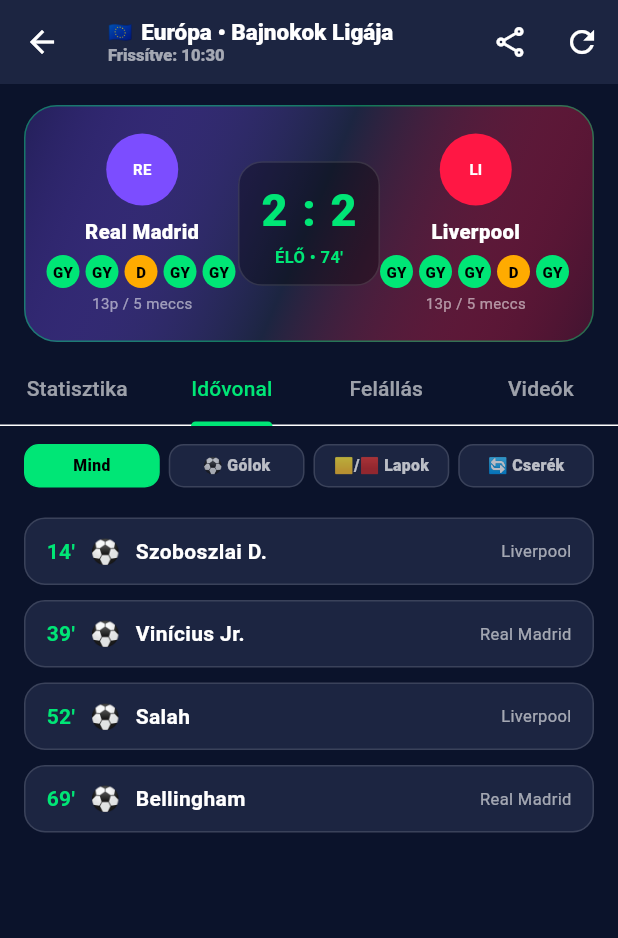
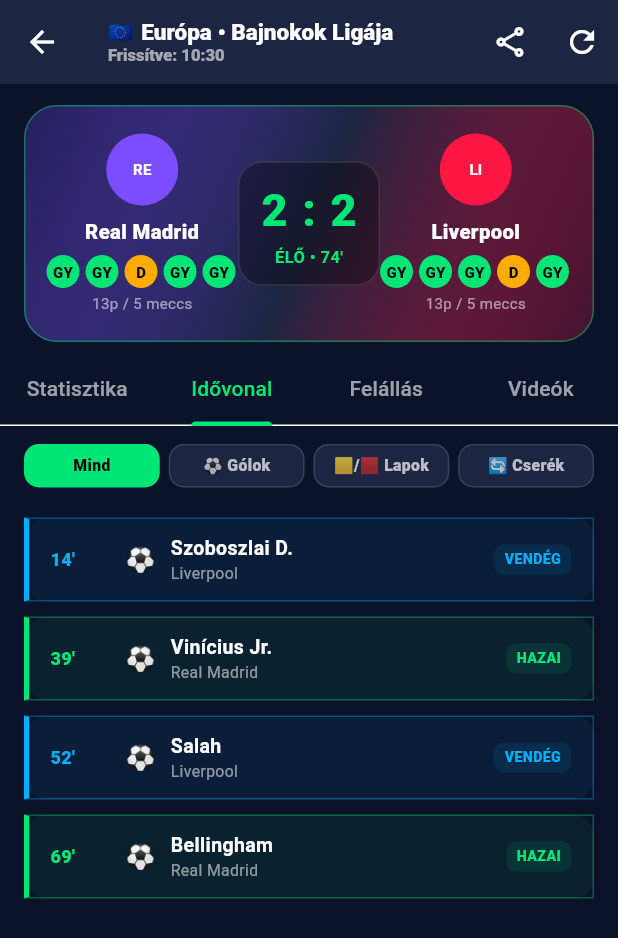
Before and after one commit to apagyizsolt6-ship-it/zsoltscores, a Flutter app: the MatchStatsScreen screen opened directly with sample values from the repository, tab 2 chosen, on a phone screen of 412 x 824 dp. Shown: the top 938 px of the screen. Run offline on Flutter 3.47's test engine with Material 3 defaults, Android fonts, the phone set to English and light mode, and no system bars; our stand-ins replace shared_preferences; accounts and stored records are empty.

Commit message:
Improve event display in match stats screen
Updated the match stats screen to enhance event display with improved styling and layout.

```diff
--- a/lib/screens/match_stats_screen.dart
+++ b/lib/screens/match_stats_screen.dart
@@ -427,22 +427,56 @@ class _MatchStatsScreenState extends State<MatchStatsScreen> {
                                   final icon = ev.type == 'goal'
                                       ? '⚽'
                                       : (ev.type == 'red' ? '🟥' : (ev.type == 'sub' ? '🔄' : '🟨'));
+                                  final sideColor = ev.isHome ? p.primaryAccent : p.secondaryAccent;
+                                  final isGoal = ev.type == 'goal';
                                   return Container(
                                     margin: const EdgeInsets.only(bottom: 10),
                                     padding: const EdgeInsets.symmetric(horizontal: 14, vertical: 10),
                                     decoration: BoxDecoration(
-                                      color: p.cardElevated,
+                                      color: isGoal ? sideColor.withAlpha(18) : p.cardElevated,
                                       borderRadius: BorderRadius.circular(14),
-                                      border: Border.all(color: p.borderSubtle),
+                                      border: Border(
+                                        left: BorderSide(color: sideColor, width: 3.5),
+                                        top: BorderSide(color: isGoal ? sideColor.withAlpha(90) : p.borderSubtle),
+                                        right: BorderSide(color: isGoal ? sideColor.withAlpha(90) : p.borderSubtle),
+                                        bottom: BorderSide(color: isGoal ? sideColor.withAlpha(90) : p.borderSubtle),
+                                      ),
                                     ),
                                     child: Row(
                                       children: [
-                                        Text(ev.minute, style: TextStyle(fontWeight: FontWeight.bold, color: p.primaryAccent)),
-                                        const SizedBox(width: 10),
+                                        SizedBox(
+                                          width: 42,
+                                          child: Text(
+                                            ev.minute,
+                                            style: TextStyle(fontWeight: FontWeight.w900, color: sideColor, fontSize: 12),
+                                          ),
+                                        ),
+                                        const SizedBox(width: 8),
                                         Text(icon, style: const TextStyle(fontSize: 16)),
                                         const SizedBox(width: 10),
-                                        Expanded(child: Text(ev.player, style: const TextStyle(fontWeight: FontWeight.w600))),
-                                        Text(ev.isHome ? _match.homeTeam : _match.awayTeam, style: const TextStyle(fontSize: 11, color: Colors.white60)),
+                                        Expanded(
+                                          child: Column(
+                                            crossAxisAlignment: CrossAxisAlignment.start,
+                                            children: [
+                                              Text(ev.player, style: const TextStyle(fontWeight: FontWeight.w700, fontSize: 13)),
+                                              Text(
+                                                ev.isHome ? _match.homeTeam : _match.awayTeam,
+                                                style: const TextStyle(fontSize: 10.5, color: Colors.white54),
+                                              ),
+                                            ],
+                                          ),
+                                        ),
+                                        Container(
+                                          padding: const EdgeInsets.symmetric(horizontal: 7, vertical: 3),
+                                          decoration: BoxDecoration(
+                                            color: sideColor.withAlpha(24),
+                                            borderRadius: BorderRadius.circular(7),
+                                          ),
+                                          child: Text(
+                                            ev.isHome ? 'HAZAI' : 'VENDÉG',
+                                            style: TextStyle(fontSize: 9.5, fontWeight: FontWeight.w800, color: sideColor),
+                                          ),
+                                        ),
                                       ],
                                     ),
                                   );
```
